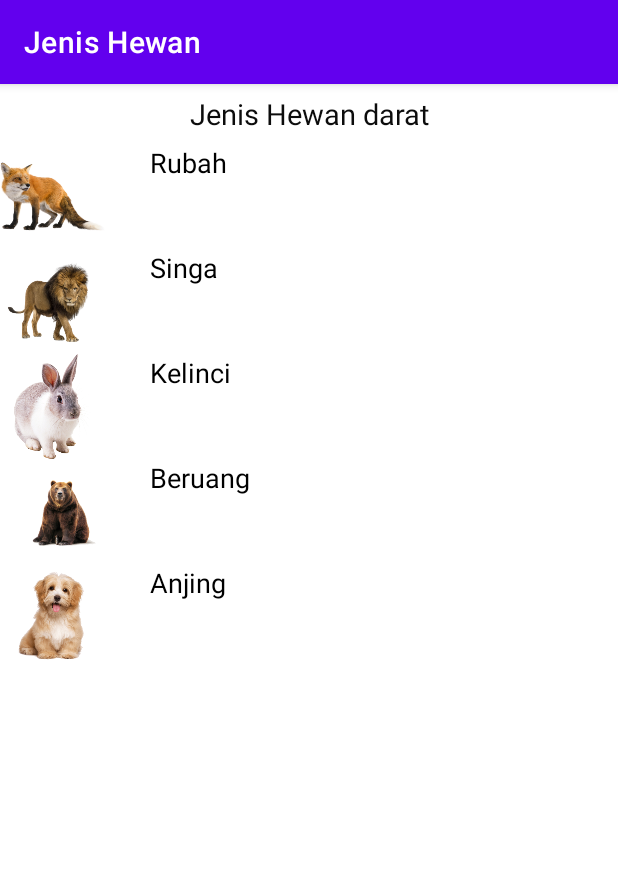
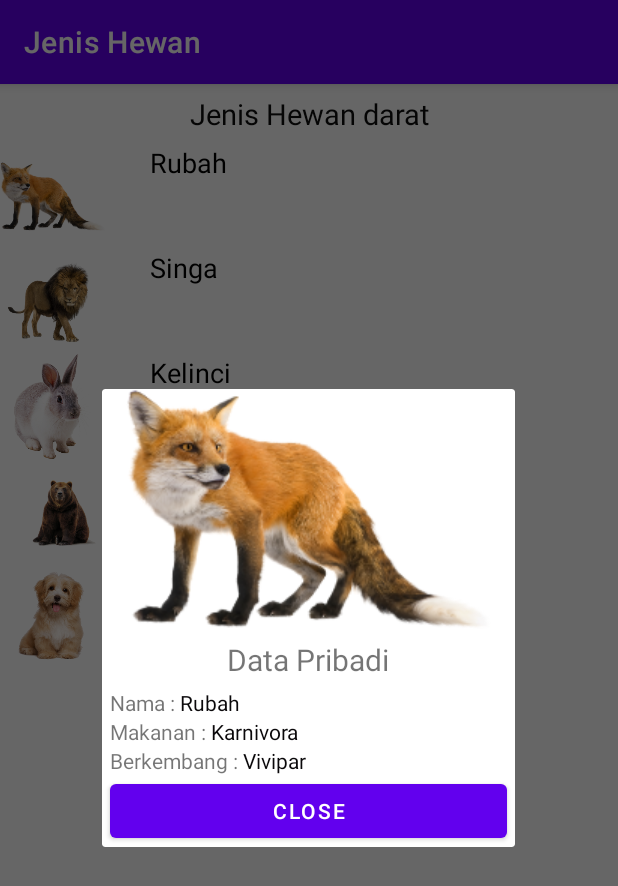
Before and after one commit to Andryprasetia/TI19C1_AndryPrasetia, an Android app: the screen it shows after launch (MainActivity), after a tap on "Rubah", on a phone screen of 412 x 824 dp. Shown: the top 886 px of the screen. Run offline under Robolectric (Android 15) with nearby library versions, the phone set to English and light mode, and no system bars.

Commit message:
Jenis Hewan APP

```diff
--- a/JenisHewan/app/src/main/java/com/andryprasetia/jenishewan/MainActivity.kt
+++ b/JenisHewan/app/src/main/java/com/andryprasetia/jenishewan/MainActivity.kt
@@ -1,7 +1,11 @@
 package com.andryprasetia.jenishewan
 
+import android.app.Dialog
 import androidx.appcompat.app.AppCompatActivity
 import android.os.Bundle
+import android.view.Window
+import android.widget.ImageView
+import android.widget.TextView
 import com.andryprasetia.jenishewan.adapter.AdapterHewan
 import com.andryprasetia.jenishewan.databinding.ActivityMainBinding
 import com.andryprasetia.jenishewan.model.Hewan
@@ -22,7 +26,26 @@ class MainActivity : AppCompatActivity() {
 
         binding.list.adapter = AdapterHewan(this,listHewan,object :AdapterHewan.OnClickListener {
             override fun detailData(item: Hewan?) {
-                TODO("Not yet implemented")
+                Dialog(this@MainActivity).apply {
+                    requestWindowFeature(Window.FEATURE_NO_TITLE)
+                    setCancelable(true)
+                    setContentView(R.layout.detail_data_hewan)
+
+                    val image = this.findViewById<ImageView>(R.id.image_hewan)
+                    val nama = this.findViewById<TextView>(R.id.txtNamaHewan)
+                    val makanan = this.findViewById<TextView>(R.id.txtNamaMakanan)
+                    val berkembang = this.findViewById<TextView>(R.id.txtNamaBerkembang)
+                    val btn = this.findViewById<TextView>(R.id.btnclose)
+
+                    image.setImageResource(item?.foto ?: 0)
+                    nama.text = "${item?.nama}"
+                    makanan.text = "${item?.makanan}"
+                    berkembang.text = "${item?.berkembang}"
+
+                    btn.setOnClickListener {
+                        this.dismiss()
+                    }
+                }.show()
             }
 
         })
--- /dev/null
+++ b/JenisHewan/app/src/main/res/layout/detail_data_hewan.xml
@@ -0,0 +1,94 @@
+<?xml version="1.0" encoding="utf-8"?>
+<LinearLayout xmlns:android="http://schemas.android.com/apk/res/android"
+    android:layout_width="match_parent"
+    android:layout_height="match_parent"
+    xmlns:app="http://schemas.android.com/apk/res-auto"
+    android:orientation="vertical"
+    android:layout_gravity="center_horizontal">
+    <ImageView
+        android:id="@+id/image_hewan"
+        android:layout_width="match_parent"
+        android:layout_height="wrap_content"
+        android:layout_marginStart="16dp"
+        android:layout_marginEnd="16dp"
+        android:layout_gravity="center"
+        android:src="@drawable/rubah"
+        />
+    <TextView
+        android:id="@+id/textDataPribadi"
+        android:layout_width="match_parent"
+        android:layout_height="wrap_content"
+        android:layout_marginTop="1dp"
+        android:drawablePadding="5dp"
+        android:padding="5dp"
+        android:text="Data Pribadi"
+        android:textAlignment="center"
+        android:textSize="20sp"
+        android:layout_gravity="center_horizontal"/>
+
+    <LinearLayout
+        android:layout_width="match_parent"
+        android:layout_height="wrap_content"
+        android:orientation="horizontal"
+        android:layout_marginStart="5dp"
+        android:layout_marginEnd="5dp">
+        <TextView
+            android:layout_width="wrap_content"
+            android:layout_height="wrap_content"
+            android:text="Nama : "/>
+        <TextView
+            android:id="@+id/txtNamaHewan"
+            android:layout_width="wrap_content"
+            android:layout_height="wrap_content"
+            android:textColor="#0A080A"
+            android:text="Rubah"/>
+
+    </LinearLayout>
+
+    <LinearLayout
+        android:layout_width="match_parent"
+        android:layout_height="wrap_content"
+        android:orientation="horizontal"
+        android:layout_marginStart="5dp"
+        android:layout_marginEnd="5dp">
+        <TextView
+            android:layout_width="wrap_content"
+            android:layout_height="wrap_content"
+            android:text="Makanan : "/>
+        <TextView
+            android:id="@+id/txtNamaMakanan"
+            android:layout_width="wrap_content"
+            android:layout_height="wrap_content"
+            android:textColor="#0A080A"
+            android:text="Karnivora"/>
+
+    </LinearLayout>
+
+    <LinearLayout
+        android:layout_width="match_parent"
+        android:layout_height="wrap_content"
+        android:orientation="horizontal"
+        android:layout_marginStart="5dp"
+        android:layout_marginEnd="5dp">
+        <TextView
+            android:layout_width="wrap_content"
+            android:layout_height="wrap_content"
+            android:text="Berkembang : "/>
+        <TextView
+            android:id="@+id/txtNamaBerkembang"
+            android:layout_width="wrap_content"
+            android:layout_height="wrap_content"
+            android:textColor="#0A080A"
+            android:text="Vivipar"/>
+
+    </LinearLayout>
+
+    <Button
+        android:id="@+id/btnclose"
+        android:text="Close"
+        android:layout_width="match_parent"
+        android:layout_height="wrap_content"
+        android:layout_marginLeft="5dp"
+        android:layout_marginRight="5dp"/>
+
+</LinearLayout>
```
